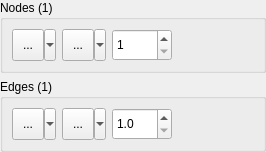
Qt form dpss/src/common/CNodeEdgePropertiesUI.ui (ArsMasiuk/DPSE) before a commit.
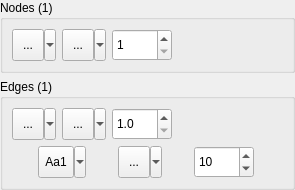
The same form after that commit. Custom widgets are drawn as their Qt base class.

Patch:
```diff
--- a/dpss/src/common/CNodeEdgePropertiesUI.ui
+++ b/dpss/src/common/CNodeEdgePropertiesUI.ui
@@ -6,8 +6,8 @@
    <rect>
     <x>0</x>
     <y>0</y>
-    <width>266</width>
-    <height>144</height>
+    <width>295</width>
+    <height>178</height>
    </rect>
   </property>
   <property name="sizePolicy">
@@ -19,7 +19,7 @@
   <property name="windowTitle">
    <string>Form</string>
   </property>
-  <layout class="QVBoxLayout" name="verticalLayout">
+  <layout class="QVBoxLayout" name="verticalLayout_2">
    <property name="leftMargin">
     <number>0</number>
    </property>
@@ -143,8 +143,10 @@
      <property name="title">
       <string>Edges (1)</string>
      </property>
-     <layout class="QGridLayout" name="gridLayout_2">
-      <item row="0" column="0">
+     <layout class="QVBoxLayout" name="verticalLayout">
+      <item>
+       <layout class="QHBoxLayout" name="horizontalLayout_2">
+        <item>
        <widget class="QSint::ColorButton" name="EdgeColor">
         <property name="sizePolicy">
          <sizepolicy hsizetype="Fixed" vsizetype="Fixed">
@@ -175,20 +177,32 @@
         </property>
        </widget>
       </item>
-      <item row="0" column="3">
-       <spacer name="horizontalSpacer_2">
-        <property name="orientation">
-         <enum>Qt::Horizontal</enum>
-        </property>
-        <property name="sizeHint" stdset="0">
+        <item>
+         <widget class="QPenMenuToolButton" name="EdgeStyle">
+          <property name="minimumSize">
+           <size>
+            <width>44</width>
+            <height>32</height>
+           </size>
+          </property>
+          <property name="statusTip">
+           <string>Set pen style of the selected edges</string>
+          </property>
+          <property name="text">
+           <string>...</string>
+          </property>
+          <property name="iconSize">
          <size>
           <width>40</width>
           <height>20</height>
          </size>
         </property>
-       </spacer>
-      </item>
-      <item row="0" column="2">
+          <property name="popupMode">
+           <enum>QToolButton::MenuButtonPopup</enum>
+          </property>
+         </widget>
+        </item>
+        <item>
        <widget class="QDoubleSpinBox" name="EdgeWeight">
         <property name="sizePolicy">
          <sizepolicy hsizetype="Fixed" vsizetype="Fixed">
@@ -214,10 +228,55 @@
         <property name="minimum">
          <double>1.000000000000000</double>
         </property>
-       </widget>
-      </item>
-      <item row="0" column="1">
-       <widget class="QPenMenuToolButton" name="EdgeStyle">
+          <property name="singleStep">
+           <double>0.100000000000000</double>
+          </property>
+         </widget>
+        </item>
+        <item>
+         <spacer name="horizontalSpacer_2">
+          <property name="orientation">
+           <enum>Qt::Horizontal</enum>
+          </property>
+          <property name="sizeHint" stdset="0">
+           <size>
+            <width>40</width>
+            <height>20</height>
+           </size>
+          </property>
+         </spacer>
+        </item>
+       </layout>
+      </item>
+      <item>
+       <layout class="QHBoxLayout" name="horizontalLayout">
+        <item>
+         <widget class="QFontButton" name="EdgeLabelFont">
+          <property name="minimumSize">
+           <size>
+            <width>44</width>
+            <height>32</height>
+           </size>
+          </property>
+          <property name="text">
+           <string>Aa1</string>
+          </property>
+          <property name="popupMode">
+           <enum>QToolButton::MenuButtonPopup</enum>
+          </property>
+          <property name="toolButtonStyle">
+           <enum>Qt::ToolButtonTextOnly</enum>
+          </property>
+         </widget>
+        </item>
+        <item>
+         <widget class="QSint::ColorButton" name="EdgeLabelColor">
+          <property name="sizePolicy">
+           <sizepolicy hsizetype="Fixed" vsizetype="Fixed">
+            <horstretch>0</horstretch>
+            <verstretch>0</verstretch>
+           </sizepolicy>
+          </property>
         <property name="minimumSize">
          <size>
           <width>44</width>
@@ -240,6 +299,39 @@
          <enum>QToolButton::MenuButtonPopup</enum>
         </property>
        </widget>
+        </item>
+        <item>
+         <widget class="QSpinBox" name="EdgeLabelSize">
+          <property name="sizePolicy">
+           <sizepolicy hsizetype="Fixed" vsizetype="Fixed">
+            <horstretch>0</horstretch>
+            <verstretch>0</verstretch>
+           </sizepolicy>
+          </property>
+          <property name="minimumSize">
+           <size>
+            <width>60</width>
+            <height>32</height>
+           </size>
+          </property>
+          <property name="statusTip">
+           <string>Set size of the selected edges' labels</string>
+          </property>
+          <property name="correctionMode">
+           <enum>QAbstractSpinBox::CorrectToNearestValue</enum>
+          </property>
+          <property name="minimum">
+           <number>4</number>
+          </property>
+          <property name="maximum">
+           <number>100</number>
+          </property>
+          <property name="value">
+           <number>10</number>
+          </property>
+         </widget>
+        </item>
+       </layout>
       </item>
      </layout>
     </widget>
@@ -262,6 +354,11 @@
    <extends>QToolButton</extends>
    <header>qpenmenutoolbutton.h</header>
   </customwidget>
+  <customwidget>
+   <class>QFontButton</class>
+   <extends>QToolButton</extends>
+   <header>qfontbutton.h</header>
+  </customwidget>
  </customwidgets>
  <resources/>
  <connections/>
```
Left out of the diff: 4 changed lines with no effect on the pictures. Lines whose indentation alone changed are shown as unchanged.
